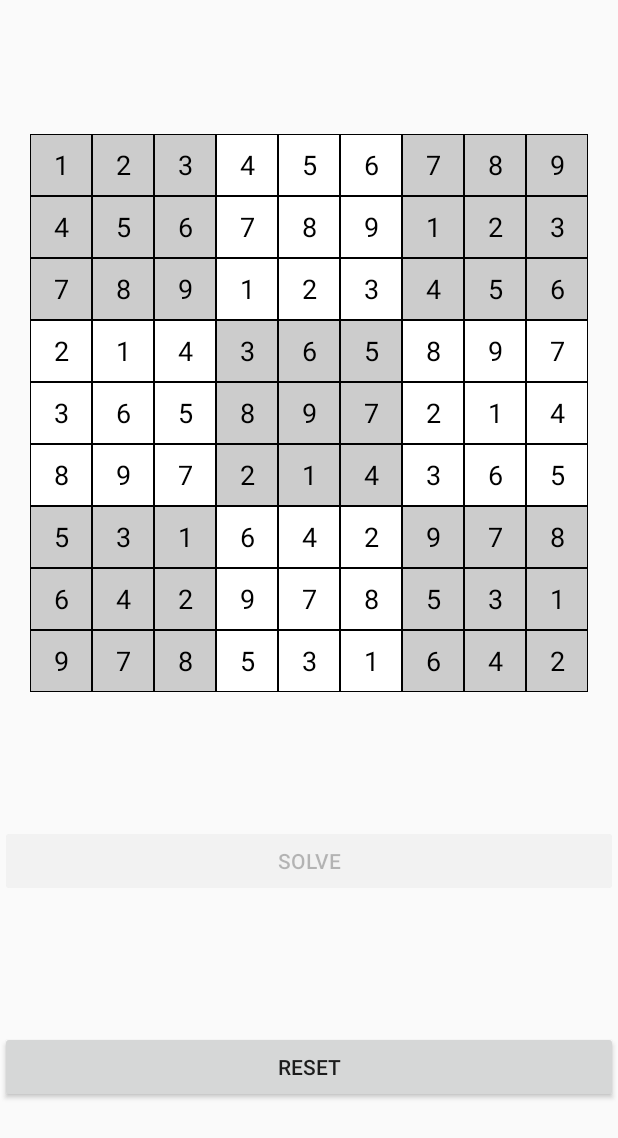
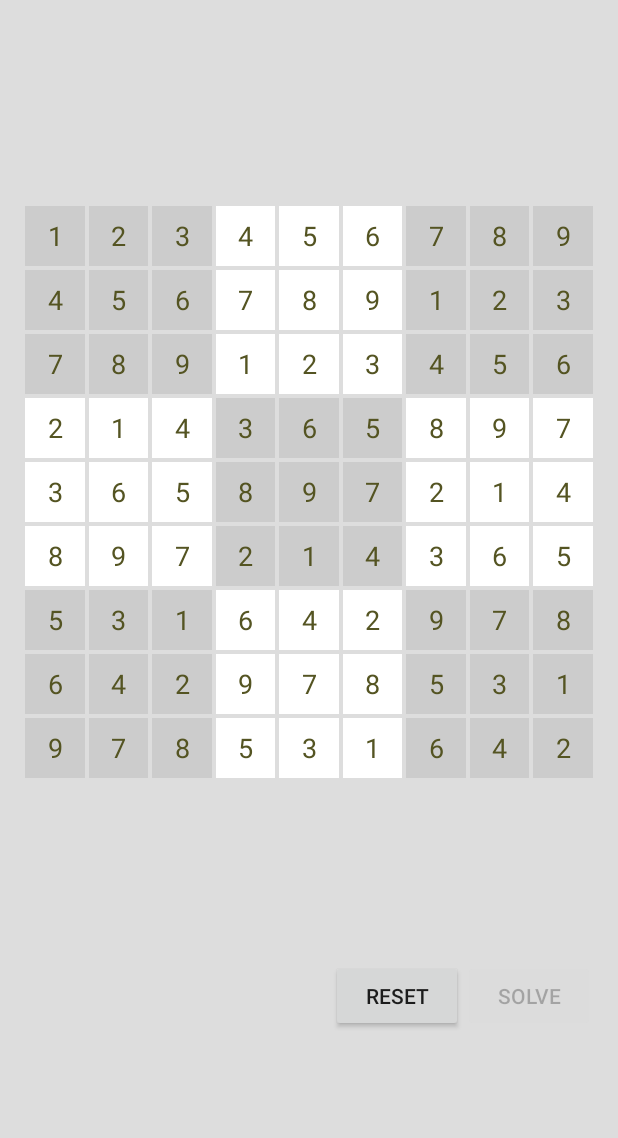
Before and after one commit to marcadore/sudoku, an Android app: the screen it shows after launch (MainActivity), after a tap on "SOLVE", on a phone screen of 412 x 824 dp. Shown: the top 1138 px of the screen. Run offline under Robolectric (Android 15) with nearby library versions, the phone set to English and light mode, and no system bars.

Commit message:
use RecyclerView and improvements

```diff
--- a/app/build.gradle
+++ b/app/build.gradle
@@ -23,5 +23,6 @@ dependencies {
     compile fileTree(dir: 'libs', include: ['*.jar'])
     testCompile 'junit:junit:4.12'
     compile 'com.android.support:appcompat-v7:25.1.1'
+    compile 'com.android.support:recyclerview-v7:25.1.1'
     compile 'com.android.support.constraint:constraint-layout:1.0.0-beta5'
 }
--- a/app/src/main/java/ska/sudoku/Cell.java
+++ b/app/src/main/java/ska/sudoku/Cell.java
@@ -2,14 +2,9 @@ package ska.sudoku;
 
 public class Cell {
 
-    interface ValueChangedListener {
-        void onValueChanged(int value);
-    }
-
     private int nr;
     private int value;
     private boolean isPreFilled = false;
-    private ValueChangedListener listener;
 
     public Cell(int nr) {
         this.nr = nr;
@@ -37,16 +32,6 @@ public class Cell {
         setValue(value);
     }
 
-    public void setListener(ValueChangedListener listener) {
-        this.listener = listener;
-    }
-
-    public void notifyChanged() {
-        if (listener != null) {
-            listener.onValueChanged(value);
-        }
-    }
-
     @Override
     public String toString() {
         return Integer.toString(value);
--- a/app/src/main/java/ska/sudoku/Grid.java
+++ b/app/src/main/java/ska/sudoku/Grid.java
@@ -15,6 +15,10 @@ public class Grid {
         for (int i = 0; i < maxValue * maxValue; i++) {
             grid.add(new Cell(i));
         }
+    }
+
+    public int getMaxValue() {
+        return maxValue;
     }
 
     public Cell getCell(int nr) {
--- /dev/null
+++ b/app/src/main/java/ska/sudoku/GridAdapter.java
@@ -0,0 +1,98 @@
+package ska.sudoku;
+
+import android.graphics.Color;
+import android.graphics.Point;
+import android.support.v7.widget.RecyclerView;
+import android.text.Editable;
+import android.text.TextWatcher;
+import android.view.LayoutInflater;
+import android.view.ViewGroup;
+import android.widget.EditText;
+
+public class GridAdapter extends RecyclerView.Adapter<GridAdapter.ViewHolder> {
+
+    private Grid grid;
+    private boolean listenerDisabled = false;
+
+    private ViewHolder.TextChangedListener listener = new GridAdapter.ViewHolder.TextChangedListener() {
+        @Override
+        public void onTextChanged(String text, int position) {
+            if (text.isEmpty() || listenerDisabled) return;
+
+            Cell cell = grid.getCell(position);
+            Integer value = Integer.valueOf(text);
+            if (value != null && cell != null)
+                cell.setPreFilled(value);
+        }
+    };
+
+    public GridAdapter(Grid grid) {
+        this.grid = grid;
+    }
+
+    @Override
+    public ViewHolder onCreateViewHolder(ViewGroup parent, int viewType) {
+        EditText view = (EditText) LayoutInflater.from(parent.getContext()).inflate(R.layout.cell, parent, false);
+        return new ViewHolder(view, listener);
+    }
+
+    @Override
+    public void onBindViewHolder(ViewHolder holder, int position) {
+        int value = grid.getCell(position).getValue();
+        holder.editText.setText(value > 0 ? Integer.toString(value) : null);
+        holder.editText.setBackgroundColor(
+                isEvenSection(position, grid.getMaxValue()) ? Color.LTGRAY : Color.WHITE);
+    }
+
+    @Override
+    public int getItemCount() {
+        return grid.getMaxValue() * grid.getMaxValue();
+    }
+
+    public void setGrid(Grid grid) {
+        this.grid = grid;
+        notifyDataSetChanged();
+    }
+
+    public void setCellsDisabled(boolean disabled) {
+        listenerDisabled = disabled;
+    }
+
+    private boolean isEvenSection(int cellNr, int maxValue) {
+        Point p = SudokuHelper.getSection(cellNr, maxValue);
+        return p.equals(0, 0) || p.equals(2, 0) || p.equals(1, 1) || p.equals(0, 2) || p.equals(2, 2);
+    }
+
+    static class ViewHolder extends RecyclerView.ViewHolder implements TextWatcher {
+
+        interface TextChangedListener {
+            void onTextChanged(String text, int position);
+        }
+
+        EditText editText;
+        private final TextChangedListener listener;
+
+        ViewHolder(EditText itemView, TextChangedListener listener) {
+            super(itemView);
+            editText = itemView;
+            editText.addTextChangedListener(this);
+            this.listener = listener;
+        }
+
+        @Override
+        public void beforeTextChanged(CharSequence charSequence, int i, int i1, int i2) {
+
+        }
+
+        @Override
+        public void onTextChanged(CharSequence charSequence, int i, int i1, int i2) {
+
+        }
+
+        @Override
+        public void afterTextChanged(Editable editable) {
+            if (listener != null) listener.onTextChanged(editText.getText().toString(), getAdapterPosition());
+        }
+    }
+
+}
--- a/app/src/main/java/ska/sudoku/MainActivity.java
+++ b/app/src/main/java/ska/sudoku/MainActivity.java
@@ -2,32 +2,37 @@ package ska.sudoku;
 
 import android.app.Activity;
 import android.os.Bundle;
+import android.support.v7.widget.GridLayoutManager;
+import android.support.v7.widget.RecyclerView;
 import android.view.View;
 import android.widget.Toast;
 
 public class MainActivity extends Activity implements View.OnClickListener, Solver.SolverCallback {
 
     private static final int MAX = 9;
-    private GridView gridView;
     private Grid grid;
     private View solveButton;
     private View progressBar;
     private Solver solver;
+    private GridAdapter gridAdapter;
 
     @Override
     protected void onCreate(Bundle savedInstanceState) {
         super.onCreate(savedInstanceState);
         setContentView(R.layout.main);
-
         grid = new Grid(MAX);
-        gridView = (GridView) findViewById(R.id.grid);
-        gridView.setGrid(grid, MAX);
 
         solveButton = findViewById(R.id.button_solve);
         solveButton.setOnClickListener(this);
         findViewById(R.id.button_reset).setOnClickListener(this);
 
         progressBar = findViewById(R.id.progress);
+
+        gridAdapter = new GridAdapter(grid);
+        RecyclerView recyclerView = (RecyclerView) findViewById(R.id.grid);
+        recyclerView.setHasFixedSize(true);
+        recyclerView.setLayoutManager(new GridLayoutManager(this, MAX));
+        recyclerView.setAdapter(gridAdapter);
     }
 
     @Override
@@ -35,33 +40,39 @@ public class MainActivity extends Activity implements View.OnClickListener, Solv
         switch (v.getId()) {
             case R.id.button_solve:
                 solveButton.setEnabled(false);
-                gridView.disableCellViews();
+                gridAdapter.setCellsDisabled(true);
                 progressBar.setVisibility(View.VISIBLE);
 
-                solver = new Solver(grid, MAX, this);
-                solver.execute();
+                solver = new Solver(MAX, this);
+                solver.execute(grid);
                 break;
             case R.id.button_reset:
                 grid = new Grid(MAX);
-                gridView.setGrid(grid, MAX);
+                gridAdapter.setCellsDisabled(false);
+                gridAdapter.setGrid(grid);
                 solveButton.setEnabled(true);
 
                 if (solver != null) solver.cancel(true);
                 break;
         }
-
     }
 
     @Override
-    public void onSolved(long timeMillis) {
+    public void onFinished(Solver.Result result) {
         if (progressBar != null)
             progressBar.setVisibility(View.GONE);
-        String msg = getString(R.string.toast_solved_time, timeMillis);
-        Toast.makeText(this, msg, Toast.LENGTH_SHORT).show();
+        gridAdapter.setGrid(result.getGrid());
+        String msg = getMessage(result);
+        if (msg != null) Toast.makeText(this, msg, Toast.LENGTH_SHORT).show();
     }
 
-    @Override
-    public void onCancelled() {
-        if (progressBar != null) progressBar.setVisibility(View.GONE);
+    private String getMessage(Solver.Result result) {
+        switch (result.getError()) {
+            case NO_ERROR:
+                return getString(R.string.toast_solved_time, result.getDuration());
+            case NOT_SOLVABLE:
+                return getString(R.string.toast_not_solvable);
+        }
+        return null;
     }
 }
--- a/app/src/main/java/ska/sudoku/Solver.java
+++ b/app/src/main/java/ska/sudoku/Solver.java
@@ -1,24 +1,21 @@
 package ska.sudoku;
 
+import android.graphics.Point;
 import android.os.AsyncTask;
 
-public class Solver extends AsyncTask<Void, Void, Void> {
+public class Solver extends AsyncTask<Grid, Void, Solver.Result> {
 
     interface SolverCallback {
-        void onSolved(long timeMillis);
-        void onCancelled();
+        void onFinished(Result result);
     }
 
     private final int max;
 
     private int currentCell;
-    private Grid grid;
-    private int firstCell;
     private SolverCallback listener;
-    private long startTime;
+    private static long startTime;
 
-    public Solver(Grid grid, int max, SolverCallback listener) {
-        this.grid = grid;
+    public Solver(int max, SolverCallback listener) {
         this.max = max;
         this.listener = listener;
     }
@@ -30,40 +27,42 @@ public class Solver extends AsyncTask<Void, Void, Void> {
     }
 
     @Override
-    protected Void doInBackground(Void... params) {
-        findFirstNotPreFilledCell();
+    protected Result doInBackground(Grid... params) {
+        Grid grid = params[0];
+        if (!isSolvable(grid)) {
+            cancel(true);
+            return new Result(grid, Result.Code.NOT_SOLVABLE);
+        }
 
         boolean lastResult = true;
-        while (currentCell < (max * max) && currentCell > -1) {
-            if (isCancelled()) break;
+        while (currentCell < (max * max)) {
+            if (isCancelled()) {
+                return new Result(grid, Result.Code.USER_CANCELLED);
+            }
 
             Cell cell = grid.getCell(currentCell);
             if (cell.isPreFilled()) {
                 setCurrentCell(lastResult);
                 continue;
             }
-            lastResult = solver(cell);
-            if (!lastResult && cell.getNr() == firstCell && cell.getValue() == max)
-                break;
+            lastResult = solver(grid, cell);
             setCurrentCell(lastResult);
-//            Log.d(getClass().getSimpleName(), "" + currentCell);
             Thread.yield();
         }
-        return null;
+        return new Result(grid);
     }
 
     @Override
-    protected void onPostExecute(Void result) {
+    protected void onPostExecute(Result result) {
         super.onPostExecute(result);
-        System.out.println(grid.toString());
-        updateGrid();
+        System.out.println(result.getGrid().toString());
         if (listener != null)
-            listener.onSolved(System.currentTimeMillis() - startTime);
+            listener.onFinished(result);
     }
 
     @Override
-    protected void onCancelled(Void result) {
-        if (listener != null) listener.onCancelled();
+    protected void onCancelled(Result result) {
+        if (listener != null) listener.onFinished(result);
     }
 
     private void setCurrentCell(boolean success) {
@@ -73,7 +72,7 @@ public class Solver extends AsyncTask<Void, Void, Void> {
             currentCell--;
     }
 
-    private boolean solver(Cell cell) {
+    private boolean solver(Grid grid, Cell cell) {
         if (cell.isPreFilled())
             return true;
 
@@ -90,17 +89,89 @@ public class Solver extends AsyncTask<Void, Void, Void> {
         return false;
     }
 
-    private void findFirstNotPreFilledCell() {
+    private boolean isSolvable(Grid grid) {
         for (int i = 0; i < max * max; i++) {
-            if (!grid.getCell(i).isPreFilled()) {
-                firstCell = i;
-                break;
+            Cell cell = grid.getCell(i);
+            if (cell.isPreFilled()) {
+                if (!isUniqueInRow(grid, i) || !isUniqueInColumn(grid, i) || !isUniqueInSection(grid, i))
+                    return false;
             }
         }
+        return true;
     }
 
-    private void updateGrid() {
-        for (int i = 0; i < max * max; i++)
-            grid.getCell(i).notifyChanged();
+    private boolean isUniqueInRow(Grid grid, int cellNr) {
+        int value = grid.getCell(cellNr).getValue();
+        int row = cellNr / max;
+        for (int i = 0; i < max; i++) {
+            int currentNr = i + max * row;
+            if (currentNr == cellNr) continue;
+            if (grid.getCell(currentNr).getValue() == value) return false;
+        }
+        return true;
+    }
+
+    private boolean isUniqueInColumn(Grid grid, int cellNr) {
+        int value = grid.getCell(cellNr).getValue();
+        int column = cellNr % max;
+        for (int i = 0; i < max; i++) {
+            int currentNr = i * max + column;
+            if (currentNr == cellNr) continue;
+            if (grid.getCell(currentNr).getValue() == value) return false;
+        }
+        return true;
+    }
+
+    private boolean isUniqueInSection(Grid grid, int cellNr) {
+        int value = grid.getCell(cellNr).getValue();
+        Point p = SudokuHelper.getSection(cellNr, max);
+        int itemsPerSection = max / 3;
+        int sectionRow = p.y;
+        int sectionColumn = p.x;
+
+        for (int i = 0; i < itemsPerSection; i++) {
+            int firstRow = i + sectionRow * max * 3 + sectionColumn * itemsPerSection;
+            for (int j = 0; j < itemsPerSection; j++) {
+                int currentCell = firstRow + j * max;
+                if (cellNr != currentCell)
+                    if (grid.getCell(currentCell).getValue() == value)
+                        return false;
+            }
+        }
+        return true;
+    }
+
+    public static class Result {
+        public enum Code { NO_ERROR, NOT_SOLVABLE, USER_CANCELLED }
+
+        private final Grid grid;
+        private final Code error;
+        private final long duration;
+
+        Result(Grid grid) {
+            this(grid, Code.NO_ERROR);
+        }
+
+        Result(Grid grid, Code error) {
+            this.grid = grid;
+            this.error = error;
+            this.duration = calculateDuration();
+        }
+
+        public Grid getGrid() {
+            return grid;
+        }
+
+        public long getDuration() {
+            return duration;
+        }
+
+        public Code getError() {
+            return error;
+        }
+
+        private long calculateDuration() {
+            return System.currentTimeMillis() - startTime;
+        }
     }
 }
--- a/app/src/main/res/layout/cell.xml
+++ b/app/src/main/res/layout/cell.xml
@@ -1,10 +1,15 @@
 <?xml version="1.0" encoding="utf-8"?>
 <EditText xmlns:android="http://schemas.android.com/apk/res/android"
+    xmlns:tools="http://schemas.android.com/tools"
     android:id="@+id/cell_text"
-    android:layout_width="40dp"
-    android:layout_height="40dp"
+    android:layout_width="match_parent"
+    android:layout_height="wrap_content"
+    android:layout_margin="1dp"
     android:background="#fff"
     android:gravity="center"
     android:inputType="number"
     android:maxLength="1"
-    android:textColor="#545422" />
+    android:minHeight="40dp"
+    android:minWidth="40dp"
+    android:textColor="#545422"
+    tools:text="1" />
--- a/app/src/main/res/layout/main.xml
+++ b/app/src/main/res/layout/main.xml
@@ -1,16 +1,13 @@
 <?xml version="1.0" encoding="utf-8"?>
-<ScrollView xmlns:android="http://schemas.android.com/apk/res/android"
+<android.support.constraint.ConstraintLayout xmlns:android="http://schemas.android.com/apk/res/android"
     xmlns:app="http://schemas.android.com/apk/res-auto"
     xmlns:tools="http://schemas.android.com/tools"
     android:layout_width="match_parent"
     android:layout_height="match_parent"
-    android:fillViewport="true">
+    android:background="#ddd"
+    android:padding="15dp">
 
-    <android.support.constraint.ConstraintLayout
-        android:layout_width="match_parent"
-        android:layout_height="wrap_content">
-
-        <ska.sudoku.GridView
+    <android.support.v7.widget.RecyclerView
         android:id="@+id/grid"
         android:layout_width="0dp"
         android:layout_height="0dp"
@@ -18,27 +15,30 @@
         app:layout_constraintHeight_default="wrap"
         app:layout_constraintLeft_toLeftOf="parent"
         app:layout_constraintRight_toRightOf="parent"
-            app:layout_constraintTop_toTopOf="parent" />
+        app:layout_constraintTop_toTopOf="parent"
+        app:layout_constraintWidth_default="wrap" />
+
+    <Button
+        android:id="@+id/button_reset"
+        android:layout_width="wrap_content"
+        android:layout_height="wrap_content"
+        android:text="@string/button_reset"
+        app:layout_constraintBottom_toBottomOf="parent"
+        app:layout_constraintHorizontal_bias="1"
+        app:layout_constraintHorizontal_chainStyle="packed"
+        app:layout_constraintLeft_toLeftOf="parent"
+        app:layout_constraintRight_toLeftOf="@+id/button_solve"
+        app:layout_constraintTop_toBottomOf="@id/grid" />
 
     <Button
         android:id="@+id/button_solve"
-            android:layout_width="0dp"
+        android:layout_width="wrap_content"
         android:layout_height="wrap_content"
         android:text="@string/button_solve"
-            app:layout_constraintBottom_toTopOf="@+id/button_reset"
-            app:layout_constraintLeft_toLeftOf="parent"
+        app:layout_constraintBottom_toBottomOf="parent"
+        app:layout_constraintLeft_toRightOf="@id/button_reset"
         app:layout_constraintRight_toRightOf="parent"
-            app:layout_constraintTop_toBottomOf="@+id/grid" />
-
-        <Button
-            android:id="@+id/button_reset"
-            android:layout_width="0dp"
-            android:layout_height="wrap_content"
-            android:text="@string/button_reset"
-            app:layout_constraintBottom_toBottomOf="parent"
-            app:layout_constraintLeft_toLeftOf="parent"
-            app:layout_constraintRight_toRightOf="parent"
-            app:layout_constraintTop_toBottomOf="@+id/button_solve" />
+        app:layout_constraintTop_toBottomOf="@id/grid" />
 
     <ProgressBar
         android:id="@+id/progress"
@@ -51,4 +51,3 @@
         app:layout_constraintTop_toTopOf="parent"
         tools:visibility="visible" />
 </android.support.constraint.ConstraintLayout>
-</ScrollView>
--- a/app/src/main/res/values/strings.xml
+++ b/app/src/main/res/values/strings.xml
@@ -3,4 +3,5 @@
     <string name="button_solve">solve</string>
     <string name="button_reset">reset</string>
     <string name="toast_solved_time">solved in %d ms</string>
+    <string name="toast_not_solvable">This Sudoku is not solvable!</string>
 </resources>
```
Also changed, not shown: 1 other file. Lines whose indentation alone changed are shown as unchanged.
